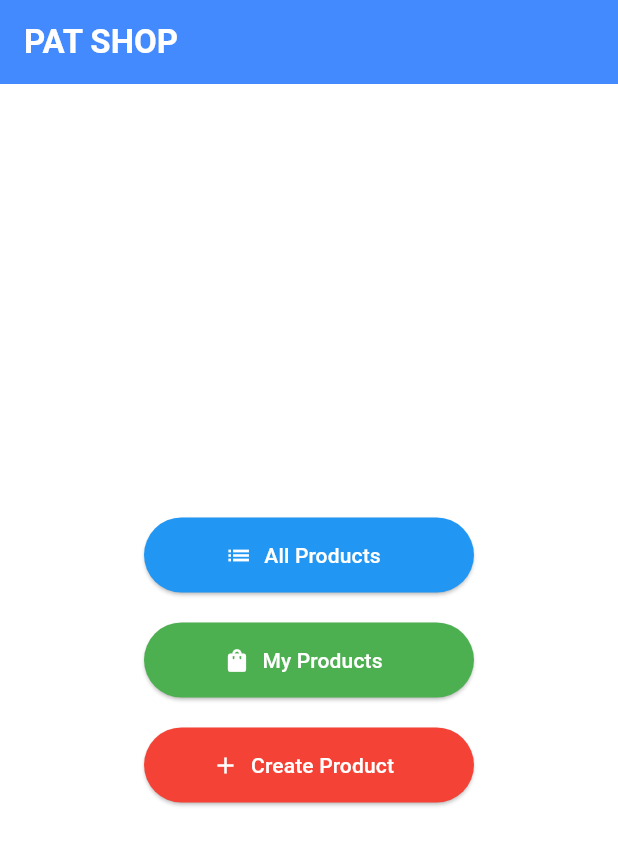
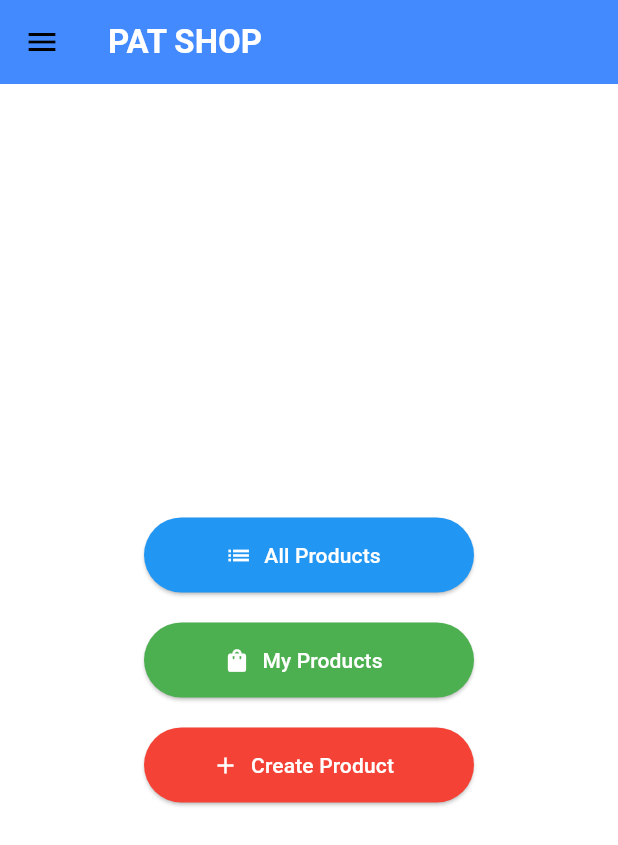
Before and after one commit to Jovanus2106/pat_shop, a Flutter app: the screen it shows after launch, on a phone screen of 412 x 824 dp. Shown: the top 845 px of the screen. Run offline on Flutter 3.47's test engine with Material 3 defaults, Android fonts, the light colour scheme and no system bars.

Commit message:
tugas 8 selesai

```diff
--- a/lib/menu.dart
+++ b/lib/menu.dart
@@ -1,11 +1,13 @@
 import 'package:flutter/material.dart';
+import 'package:patshop/productlist_form.dart';
+import 'package:patshop/widgets/left_drawer.dart';
 
 class MyHomePage extends StatelessWidget {
 
-  MyHomePage({super.key});
+  const MyHomePage({super.key});
 
   // tiga tombol dengan nama dan ikon
-  final List<ItemHomepage> items = [
+  final List<ItemHomepage> items = const [
     ItemHomepage("All Products", Icons.list, Colors.blue),
     ItemHomepage("My Products", Icons.shopping_bag, Colors.green),
     ItemHomepage("Create Product", Icons.add, Colors.red),
@@ -24,6 +26,7 @@ class MyHomePage extends StatelessWidget {
         ),
         backgroundColor: Colors.blueAccent,
       ),
+      drawer: const LeftDrawer(),
       body: Padding(
         padding: const EdgeInsets.all(16.0),
         child: Center(
@@ -60,6 +63,14 @@ class ItemCard extends StatelessWidget {
               ),
             ),
           );
+        if (item.name == "Create Product") {
+          Navigator.push(
+            context,
+            MaterialPageRoute(
+              builder: (context) => const ProductFormPage(),
+            ),
+          );
+        }
       },
       icon: Icon(item.icon, color: Colors.white),
       label: Text(item.name, style: const TextStyle(color: Colors.white)),
@@ -77,5 +88,5 @@ class ItemHomepage {
   final IconData icon;
   final Color color;
 
-  ItemHomepage(this.name, this.icon, this.color);
+  const ItemHomepage(this.name, this.icon, this.color);
 }
```
